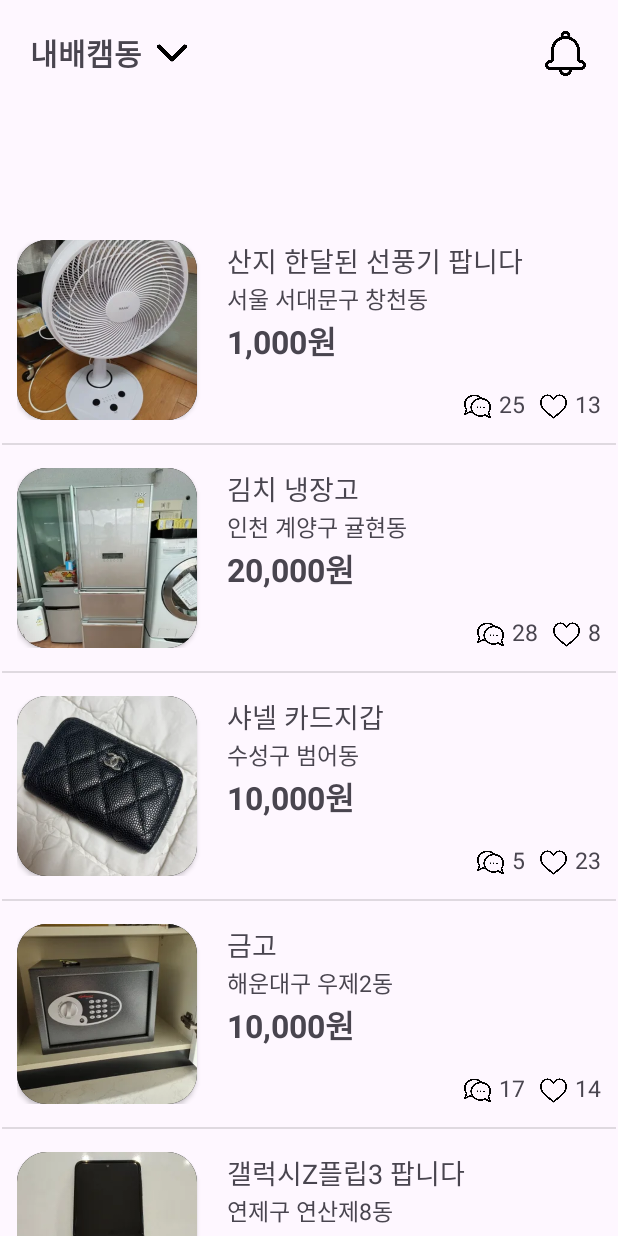
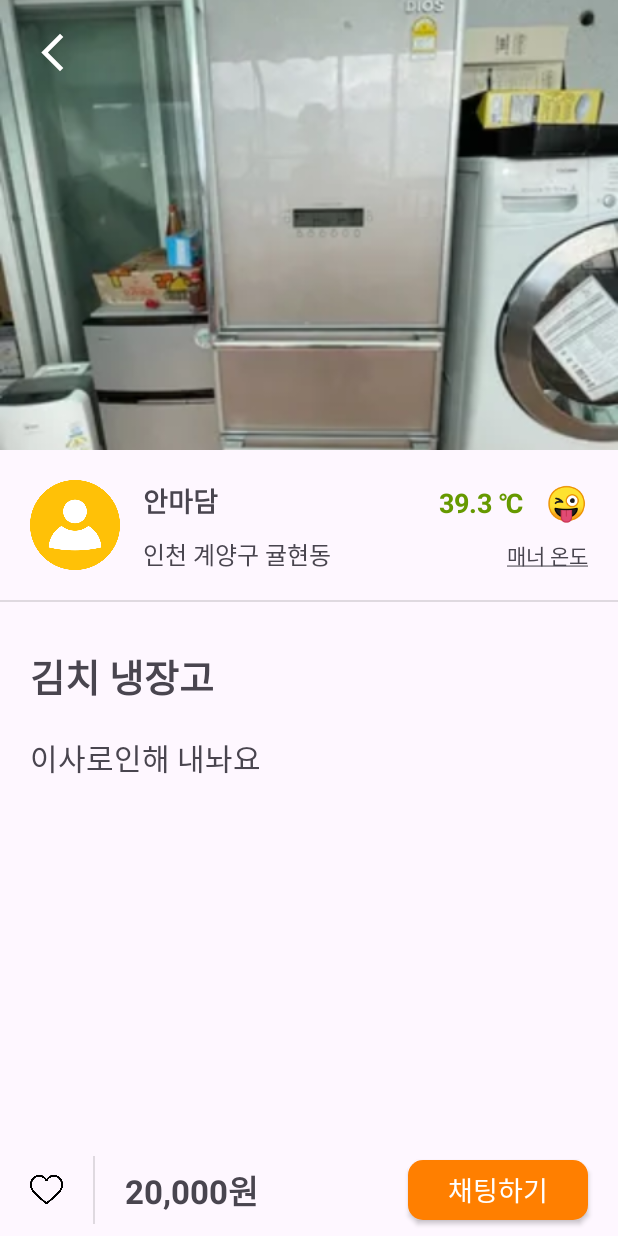
Before and after one commit to hjdevelop/android_appleMarket, an Android app: the screen it shows after launch (MainActivity before the commit, DetailActivity after it), after a tap on "김치 냉장고", on a phone screen of 412 x 824 dp. Run offline under Robolectric (Android 15) with nearby library versions, the phone set to English and light mode, and no system bars.

Commit message:
[FEAT] : ⚙️ 상세 페이지 이동 및 객체 데이터 전달

```diff
--- a/app/build.gradle
+++ b/app/build.gradle
@@ -1,6 +1,7 @@
 plugins {
     id 'com.android.application'
     id 'org.jetbrains.kotlin.android'
+    id 'kotlin-parcelize'
 }
 
 android {
--- a/app/src/main/java/com/example/android_applemarket/DetailActivity.kt
+++ b/app/src/main/java/com/example/android_applemarket/DetailActivity.kt
@@ -1,11 +1,36 @@
 package com.example.android_applemarket
 
+import android.content.Intent
 import androidx.appcompat.app.AppCompatActivity
 import android.os.Bundle
+import androidx.core.content.res.ResourcesCompat
+import com.example.android_applemarket.databinding.ActivityDetailBinding
+import java.text.DecimalFormat
 
 class DetailActivity : AppCompatActivity() {
+
+    private lateinit var binding: ActivityDetailBinding
     override fun onCreate(savedInstanceState: Bundle?) {
         super.onCreate(savedInstanceState)
-        setContentView(R.layout.activity_detail)
+
+        binding = ActivityDetailBinding.inflate(layoutInflater)
+        setContentView(binding.root)
+
+        val intent: Intent = getIntent()
+        val data: Product? = intent.getParcelableExtra("productData")
+
+        binding.productImageDetailImageView.setImageDrawable(data?.let {
+            ResourcesCompat.getDrawable(resources, it.productImage, null)
+        })
+        binding.nameDetailTextView.text = data?.seller
+        binding.addressDetailTextView.text = data?.address
+        binding.productTitleDetailTextView.text = data?.productTitle
+        binding.productWriteDetailTextView.text = data?.productWrite
+        binding.priceDetailTextView.text = getDecimalFormat(data?.price)
+
+    }
+    private fun getDecimalFormat(number: Int?): String {
+        val deciamlFormat = DecimalFormat("#,###")
+        return deciamlFormat.format(number) + "원"
     }
 }
--- a/app/src/main/java/com/example/android_applemarket/MainActivity.kt
+++ b/app/src/main/java/com/example/android_applemarket/MainActivity.kt
@@ -3,6 +3,7 @@
 import android.app.NotificationChannel
 import android.app.NotificationManager
 import android.app.PendingIntent
+import android.content.Context
 import android.content.Intent
 import android.media.AudioAttributes
 import android.media.RingtoneManager
@@ -58,7 +59,7 @@
                 3,
                 R.drawable.sample3,
                 "샤넬 카드지갑",
-                "고퀄지갑이구요\\n사용감이 있어서 싸게 내어둡니다",
+                "고퀄지갑이구요\n사용감이 있어서 싸게 내어둡니다",
                 "코코유",
                 10000,
                 "수성구 범어동",
@@ -71,7 +72,7 @@
                 4,
                 R.drawable.sample4,
                 "금고",
-                "금고\\n떼서 가져가야함\\n대우월드마크센텀\\n미국이주관계로 싸게 팝니다",
+                "금고\n떼서 가져가야함\n대우월드마크센텀\n미국이주관계로 싸게 팝니다",
                 "Nicole",
                 10000,
                 "해운대구 우제2동",
@@ -84,7 +85,7 @@
                 5,
                 R.drawable.sample5,
                 "갤럭시Z플립3 팝니다",
-                "갤럭시 Z플립3 그린 팝니다\\n항시 케이스 씌워서 썻고 필름 한장챙겨드립니다\\n화면에 살짝 스크래치난거 말고 크게 이상은없습니다!",
+                "갤럭시 Z플립3 그린 팝니다\n항시 케이스 씌워서 썻고 필름 한장챙겨드립니다\n화면에 살짝 스크래치난거 말고 크게 이상은없습니다!",
                 "절명",
                 150000,
                 "연제구 연산제8동",
@@ -97,7 +98,7 @@
                 6,
                 R.drawable.sample6,
                 "프라다 복조리백",
-                "까임 오염없고 상태 깨끗합니다\\n정품여부모름",
+                "까임 오염없고 상태 깨끗합니다\n정품여부모름",
                 "미니멀하게",
                 50000,
                 "수원시 영통구 원천동",
@@ -110,7 +111,7 @@
                 7,
                 R.drawable.sample7,
                 "울산 동해오션뷰 60평 복층 펜트하우스 1일 숙박권 펜션 힐링 숙소 별장",
-                "울산 동해바다뷰 60평 복층 펜트하우스 1일 숙박권\\n(에어컨이 없기에 낮은 가격으로 변경했으며 8월 초 가장 더운날 다녀가신 분 경우 시원했다고 잘 지내다 가셨습니다)\\n1. 인원: 6명 기준입니다. 1인 10,000원 추가요금\\n2. 장소: 북구 블루마시티, 32-33층\\n3. 취사도구, 침구류, 세면도구, 드라이기 2개, 선풍기 4대 구비\\n4. 예약방법: 예약금 50,000원 하시면 저희는 명함을 드리며 입실 오전 잔금 입금하시면 저희는 동.호수를 알려드리며 고객님은 예약자분 신분증 앞면 주민번호 뒷자리 가리시거나 지우시고 문자로 보내주시면 저희는 카드키를 우편함에 놓아 둡니다.\\n5. 33층 옥상 야외 테라스 있음, 가스버너 있음\\n6. 고기 굽기 가능\\n7. 입실 오후 3시, 오전 11시 퇴실, 정리, 정돈 , 밸브 잠금 부탁드립니다.\\n8. 층간소음 주의 부탁드립니다.\\n9. 방3개, 화장실3개, 비데 3개\\n10. 저희 집안이 쓰는 별장입니다.",
+                "울산 동해바다뷰 60평 복층 펜트하우스 1일 숙박권\n(에어컨이 없기에 낮은 가격으로 변경했으며 8월 초 가장 더운날 다녀가신 분 경우 시원했다고 잘 지내다 가셨습니다)\n1. 인원: 6명 기준입니다. 1인 10,000원 추가요금\n2. 장소: 북구 블루마시티, 32-33층\n3. 취사도구, 침구류, 세면도구, 드라이기 2개, 선풍기 4대 구비\n4. 예약방법: 예약금 50,000원 하시면 저희는 명함을 드리며 입실 오전 잔금 입금하시면 저희는 동.호수를 알려드리며 고객님은 예약자분 신분증 앞면 주민번호 뒷자리 가리시거나 지우시고 문자로 보내주시면 저희는 카드키를 우편함에 놓아 둡니다.\n5. 33층 옥상 야외 테라스 있음, 가스버너 있음\n6. 고기 굽기 가능\n7. 입실 오후 3시, 오전 11시 퇴실, 정리, 정돈 , 밸브 잠금 부탁드립니다.\n8. 층간소음 주의 부탁드립니다.\n9. 방3개, 화장실3개, 비데 3개\n10. 저희 집안이 쓰는 별장입니다.",
                 "굿리치",
                 150000,
                 "남구 옥동",
@@ -123,7 +124,7 @@
                 8,
                 R.drawable.sample8,
                 "샤넬 탑핸들 가방",
-                "샤넬 트랜디 CC 탑핸들 스몰 램스킨 블랙 금장 플랩백 !\\n + \"\\n\" + \"색상 : 블랙\\n\" + \"사이즈 : 25.5cm * 17.5cm * 8cm\\n\" + \"구성 : 본품더스트\\n\" + \"\\n\" + \"급하게 돈이 필요해서 팝니다 ㅠ ㅠ",
+                "샤넬 트랜디 CC 탑핸들 스몰 램스킨 블랙 금장 플랩백 !\n" + "\n" + "색상 : 블랙\n" + "사이즈 : 25.5cm * 17.5cm * 8cm\n" + "구성 : 본품더스트\n" + "\n" + "급하게 돈이 필요해서 팝니다 ㅠ ㅠ",
                 "난쉽",
                 180000,
                 "동래구 온천제2동",
@@ -136,7 +137,7 @@
                 9,
                 R.drawable.sample9,
                 "4행정 엔진분무기 판매합니다.",
-                "3년전에 사서 한번 사용하고 그대로 둔 상태입니다. 요즘 사용은 안해봤습니다. 그래서 저렴하게 내 놓습니다. 중고라 반품은 어렵습니다.\\n",
+                "3년전에 사서 한번 사용하고 그대로 둔 상태입니다. 요즘 사용은 안해봤습니다. 그래서 저렴하게 내 놓습니다. 중고라 반품은 어렵습니다.\n",
                 "알뜰한",
                 30000,
                 "원주시 명륜2동",
@@ -149,7 +150,7 @@
                 10,
                 R.drawable.sample10,
                 "셀린느 버킷 가방",
-                "22년 신세계 대전 구매입니당\\n + \"셀린느 버킷백\\n\" + \"구매해서 몇번사용했어요\\n\" + \"까짐 스크래치 없습니다.\\n\" + \"타지역에서 보내는거라 택배로 진행합니당!\"",
+                "22년 신세계 대전 구매입니당\n" + "셀린느 버킷백\n" + "구매해서 몇번사용했어요\n" + "까짐 스크래치 없습니다.\n" + "타지역에서 보내는거라 택배로 진행합니당!",
                 "똑태현",
                 190000,
                 "중구 동화동",
@@ -167,6 +168,9 @@
 
         adapter.itemClick = object : MyAdapter.ItemClick {
             override fun onClick(view: View, position: Int) {
+                val intent = Intent(this@MainActivity, DetailActivity::class.java)
+                intent.putExtra("productData", dataList[position])
+                startActivity(intent)
             }
         }
 
--- a/app/src/main/java/com/example/android_applemarket/Product.kt
+++ b/app/src/main/java/com/example/android_applemarket/Product.kt
@@ -1,4 +1,17 @@
 package com.example.android_applemarket
 
-data class Product (val productNum: Int, val productImage: Int, val productTitle: String, val productWrite: String, val seller: String, val price: Int, val address: String, val likeCount: Int, val chattingCount: Int){
-}
+import android.os.Parcelable
+import kotlinx.android.parcel.Parcelize
+
+@Parcelize
+data class Product(
+    val productNum: Int,
+    val productImage: Int,
+    val productTitle: String,
+    val productWrite: String,
+    val seller: String,
+    val price: Int,
+    val address: String,
+    val likeCount: Int,
+    val chattingCount: Int
+): Parcelable
--- a/app/src/main/res/layout/activity_detail.xml
+++ b/app/src/main/res/layout/activity_detail.xml
@@ -118,22 +118,28 @@
 
             <TextView
                 android:id="@+id/productTitle_detail_textView"
-                android:layout_width="wrap_content"
+                android:layout_width="match_parent"
                 android:layout_height="wrap_content"
+                android:layout_marginStart="20dp"
                 android:layout_marginTop="30dp"
+                android:layout_marginEnd="20dp"
                 android:text="제목"
-                android:textSize="28sp"
+                android:textSize="25sp"
                 android:textStyle="bold"
-                app:layout_constraintStart_toStartOf="@+id/user_detail_imageView"
+                app:layout_constraintEnd_toEndOf="parent"
+                app:layout_constraintStart_toStartOf="parent"
                 app:layout_constraintTop_toBottomOf="@+id/detail_divider" />
 
             <TextView
                 android:id="@+id/productWrite_detail_textView"
-                android:layout_width="wrap_content"
+                android:layout_width="match_parent"
                 android:layout_height="wrap_content"
+                android:layout_marginStart="20dp"
                 android:layout_marginTop="20dp"
+                android:layout_marginEnd="20dp"
                 android:text="내용"
-                android:textSize="22sp"
+                android:textSize="20sp"
+                app:layout_constraintEnd_toEndOf="parent"
                 app:layout_constraintStart_toStartOf="@+id/productTitle_detail_textView"
                 app:layout_constraintTop_toBottomOf="@+id/productTitle_detail_textView" />
 
```
